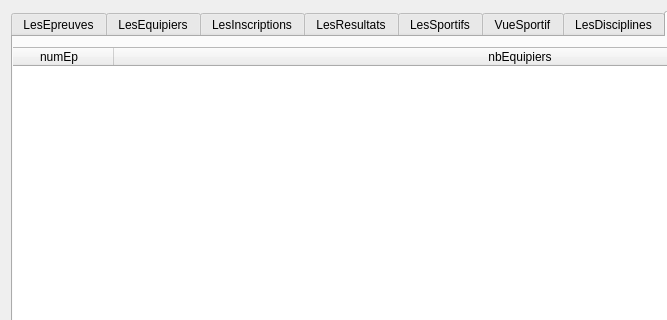
The window that gui/tablesData.ui (wen9xin/s5BDProjt) describes before a commit, drawn with Qt 5; both pictures show x 0 to 667 and y 0 to 320 of the 966 by 593 pixel window.
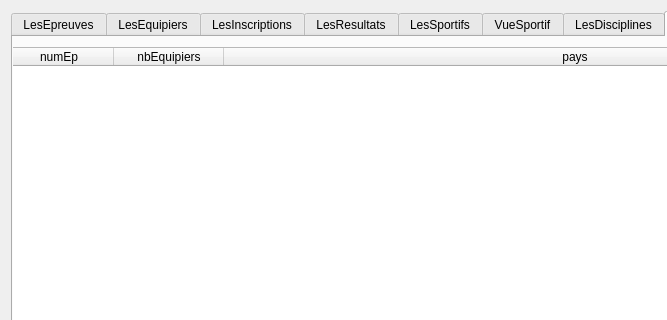
The same window after the commit.

```diff
--- a/gui/tablesData.ui
+++ b/gui/tablesData.ui
@@ -796,6 +796,11 @@
          <string>nbEquipiers</string>
         </property>
        </column>
+       <column>
+        <property name="text">
+         <string>pays</string>
+        </property>
+       </column>
       </widget>
       <widget class="QLabel" name="label_VueEquipes">
        <property name="geometry">
```
